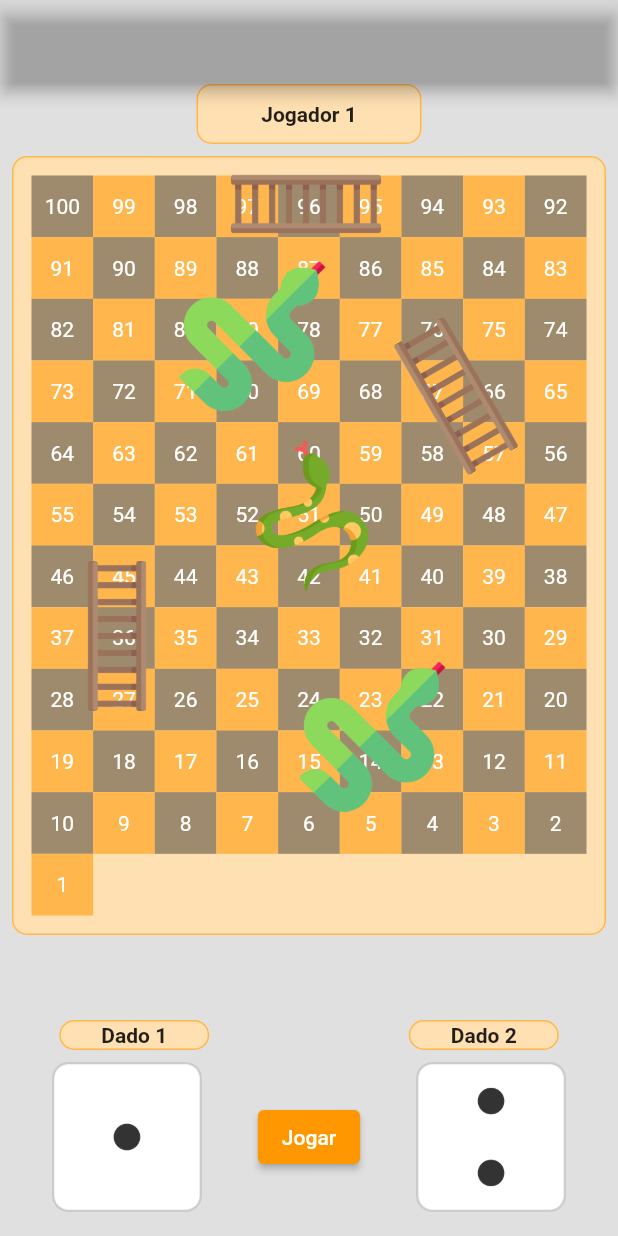
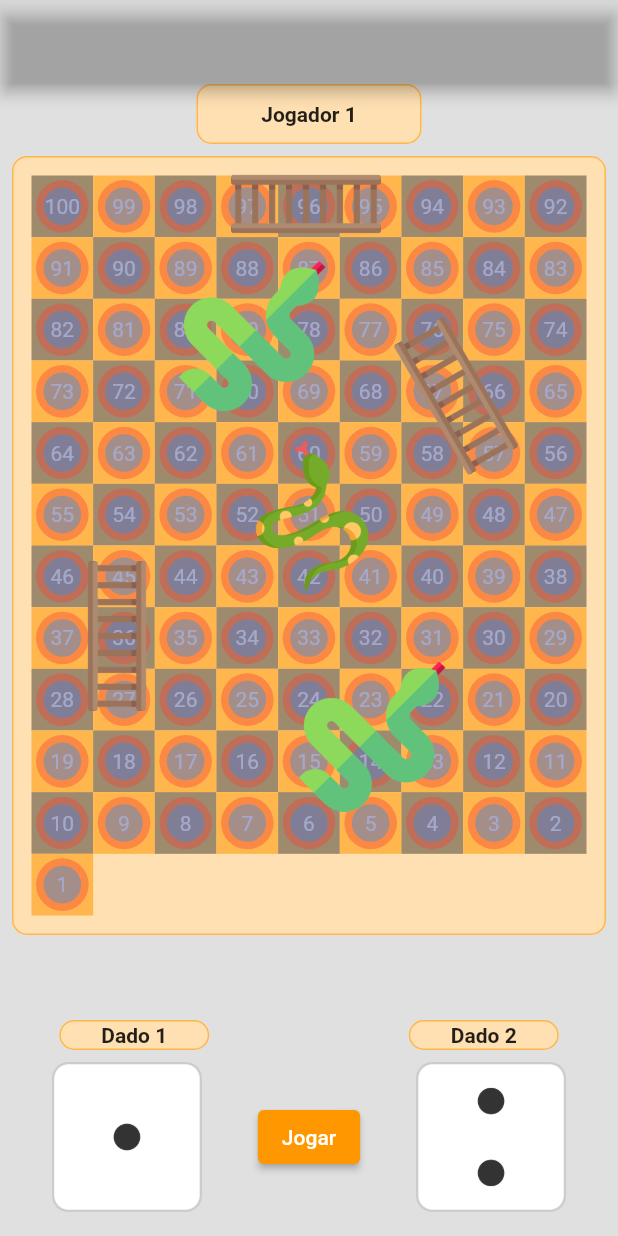
Before and after one commit to VictorMoreira98/challenge-snakes-ladders, a Flutter app: the screen it shows after launch, on a phone screen of 412 x 824 dp. Run offline on Flutter 3.47's test engine with Material 2 defaults, Android fonts, the phone set to English and light mode, and no system bars; our stand-ins replace flutter_mobx, flutter_staggered_animations, get_it, mobx; missing offline and left inert: spring; generated files the repository leaves out were written again.

Commit message:
feat: Avatar Players

```diff
--- a/game_snakes_ladders/lib/stores/snakes-ladders.dart
+++ b/game_snakes_ladders/lib/stores/snakes-ladders.dart
@@ -1,4 +1,6 @@
 import 'package:mobx/mobx.dart';
+import 'package:spring/spring.dart';
+import 'dart:async';
 part 'snakes-ladders.g.dart';
 
 class SnakesLadders = _SnakesLaddersBase with _$SnakesLadders;
@@ -12,6 +14,9 @@ abstract class _SnakesLaddersBase with Store {
 
   @observable
   int _currentDiceTwo = 2;
+
+  @observable
+  Motion _statusDice = Motion.pause;
 
   @computed
   int get currentPlayer => _currentPlayer;
--- a/game_snakes_ladders/lib/view/home.dart
+++ b/game_snakes_ladders/lib/view/home.dart
@@ -3,6 +3,7 @@ import 'package:flutter_mobx/flutter_mobx.dart';
 import 'package:flutter_staggered_animations/flutter_staggered_animations.dart';
 import 'package:game_snakes_ladders/stores/snakes-ladders.dart';
 import 'package:game_snakes_ladders/view/footer.dart';
+import 'package:game_snakes_ladders/widgets/avatar-player.dart';
 import 'package:game_snakes_ladders/widgets/image-item.dart';
 import 'package:game_snakes_ladders/widgets/play-dices.dart';
 import 'package:game_snakes_ladders/widgets/player.dart';
@@ -68,9 +69,10 @@ class _HomeState extends State<Home> {
                             child: AnimationConfiguration.staggeredGrid(
                               position: index,
                               duration: const Duration(milliseconds: 375),
-                              columnCount: 2,
+                              columnCount: 1,
                               child: ScaleAnimation(
-                                child: Container(
+                                child: Stack(children: [
+                                  Container(
                                       width: 100,
                                       height: 100,
                                       decoration: BoxDecoration(color: color),
@@ -78,8 +80,18 @@ class _HomeState extends State<Home> {
                                         child: Text(
                                           (100 - index).toString(),
                                           style: TextStyle(color: Colors.white),
-                                  )),
                                         ),
+                                      ),
+                                    ),
+                                    AvatarPlayer(
+                                      color: Colors.red,
+                                      size: 3.0,
+                                    ),
+                                    AvatarPlayer(
+                                      color: Colors.blue,
+                                      size: 8,
+                                    )
+                                ],),
                               ),
                             ),
                           );
--- /dev/null
+++ b/game_snakes_ladders/lib/widgets/avatar-player.dart
@@ -0,0 +1,20 @@
+import 'package:flutter/material.dart';
+
+class AvatarPlayer extends StatelessWidget {
+  const AvatarPlayer({ Key key, this.color, this.size }) : super(key: key);
+  final MaterialColor color;
+  final double size;
+
+  @override
+  Widget build(BuildContext context) {
+    return Padding(
+      padding: EdgeInsets.all(size),
+      child: Container(
+        // height: 0.1,
+        // width: 0.1,
+        decoration: BoxDecoration(borderRadius: BorderRadius.circular(100),
+        color: color.withOpacity(.4)),
+      ),
+    );
+  }
+}
--- a/game_snakes_ladders/lib/widgets/dice-item.dart
+++ b/game_snakes_ladders/lib/widgets/dice-item.dart
@@ -8,16 +8,16 @@ class DiceItem extends StatelessWidget {
     this.springController
   }) : super(key: key);
   final String dice;
-    final SpringController springController;
+  final SpringController springController;
 
   @override
   Widget build(BuildContext context) {
     return Spring.rotate(
                 springController: springController,
-          alignment: Alignment.center, //def=center
-          startAngle: 0, //def=0
-          endAngle: 720, //def=360
-          animDuration: Duration(milliseconds: 1), //def=1s
+          alignment: Alignment.center,
+          startAngle: 0,
+          endAngle: 720,
+          animDuration: Duration(milliseconds: 300),
           animStatus: (AnimStatus status) {
             print(status);
           },
--- a/game_snakes_ladders/lib/widgets/play-dices.dart
+++ b/game_snakes_ladders/lib/widgets/play-dices.dart
@@ -1,6 +1,7 @@
 import 'dart:math';
 
 import 'package:flutter/material.dart';
+import 'package:flutter_mobx/flutter_mobx.dart';
 import 'package:game_snakes_ladders/consts/dices.dart';
 import 'package:game_snakes_ladders/stores/snakes-ladders.dart';
 import 'package:game_snakes_ladders/widgets/dice-item.dart';
@@ -8,7 +9,10 @@ import 'package:spring/spring.dart';
 
 class PlayDices extends StatelessWidget {
   const PlayDices(
-      {Key key, this.snakeLaddersStore, this.dicesOne, this.dicesTwo})
+      {Key key,
+      this.snakeLaddersStore,
+      this.dicesOne,
+      this.dicesTwo})
       : super(key: key);
   final SnakesLadders snakeLaddersStore;
   final int dicesOne;
@@ -23,9 +27,15 @@ class PlayDices extends StatelessWidget {
       child: Row(
         mainAxisAlignment: MainAxisAlignment.spaceAround,
         children: [
-          DiceItem(
-            dice: DicesConst.dice(dicesOne.toString(),),
-            springController: SpringController(initialAnim: Motion.mirror),
+          Observer(
+            builder: (BuildContext context) {
+              return DiceItem(
+                dice: DicesConst.dice(
+                  dicesOne.toString(),
+                ),
+                springController: SpringController(initialAnim: Motion.play),
+              );
+            },
           ),
           ElevatedButton(
             onPressed: () {
@@ -39,9 +49,11 @@ class PlayDices extends StatelessWidget {
             style: ButtonStyle(
                 backgroundColor: MaterialStateProperty.all(Colors.orange)),
           ),
-         DiceItem(
-            dice: DicesConst.dice(dicesTwo.toString(),),
-            springController: SpringController(initialAnim: Motion.mirror),
+          DiceItem(
+            dice: DicesConst.dice(
+              dicesTwo.toString(),
+            ),
+            springController: SpringController(initialAnim: Motion.play),
           ),
         ],
       ),
```
Also changed, not shown: game_snakes_ladders/lib/stores/snakes-ladders.g.dart. Lines whose indentation alone changed are shown as unchanged.
